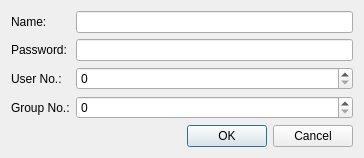
This is 2.0/caglar.kilimci/ahenk/lider/lider/user.ui in pars-linux/uludag as Qt 5 draws it before an edit. The edited form follows.
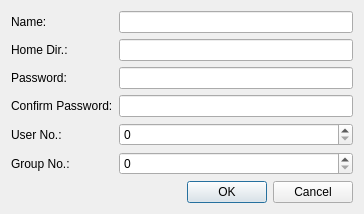
This is the edited form.

Commit message: Home directory and confirm password field added. Home directory guess from user name.

Diff of the .ui file:
```diff
--- a/2.0/caglar.kilimci/ahenk/lider/lider/user.ui
+++ b/2.0/caglar.kilimci/ahenk/lider/lider/user.ui
@@ -29,38 +29,62 @@
      <item row="1" column="0">
       <widget class="QLabel" name="label_2">
        <property name="text">
-        <string>Password:</string>
+        <string>Home Dir.:</string>
        </property>
       </widget>
      </item>
      <item row="1" column="1">
-      <widget class="QLineEdit" name="editPassword">
-       <property name="echoMode">
-        <enum>QLineEdit::Password</enum>
-       </property>
-      </widget>
+      <widget class="QLineEdit" name="editHomeDir"/>
      </item>
      <item row="2" column="0">
       <widget class="QLabel" name="label_3">
        <property name="text">
-        <string>User No.:</string>
+        <string>Password:</string>
        </property>
       </widget>
      </item>
      <item row="2" column="1">
-      <widget class="QSpinBox" name="spinUID"/>
+      <widget class="QLineEdit" name="editPassword">
+       <property name="echoMode">
+        <enum>QLineEdit::Password</enum>
+       </property>
+      </widget>
      </item>
      <item row="3" column="0">
       <widget class="QLabel" name="label_4">
        <property name="text">
-        <string>Group No.:</string>
+        <string>Confirm Password:</string>
        </property>
       </widget>
      </item>
      <item row="3" column="1">
+      <widget class="QLineEdit" name="editConfirmPassword">
+       <property name="echoMode">
+        <enum>QLineEdit::Password</enum>
+       </property>
+      </widget>
+     </item>
+     <item row="4" column="0">
+      <widget class="QLabel" name="label_3">
+       <property name="text">
+        <string>User No.:</string>
+       </property>
+      </widget>
+     </item>
+     <item row="4" column="1">
+      <widget class="QSpinBox" name="spinUID"/>
+     </item>
+     <item row="5" column="0">
+      <widget class="QLabel" name="label_4">
+       <property name="text">
+        <string>Group No.:</string>
+       </property>
+      </widget>
+     </item>
+     <item row="5" column="1">
       <widget class="QSpinBox" name="spinGID"/>
      </item>
-     <item row="4" column="0" colspan="2">
+     <item row="6" column="0" colspan="2">
       <widget class="QDialogButtonBox" name="buttonBox">
        <property name="orientation">
         <enum>Qt::Horizontal</enum>
```
The commit also changes 1 other file.
